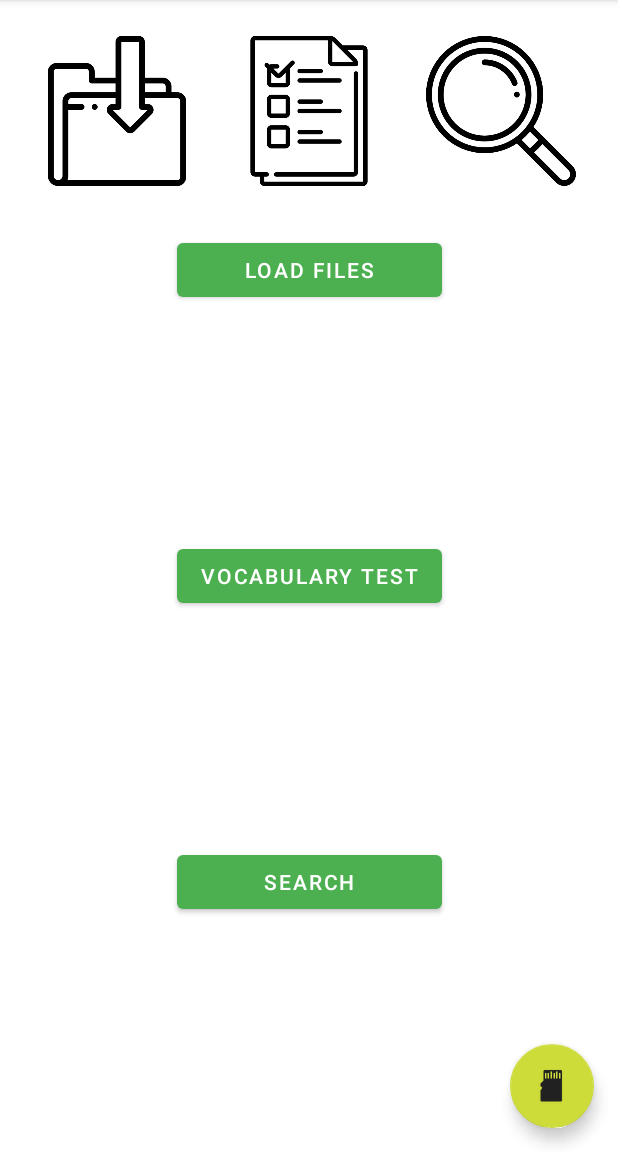
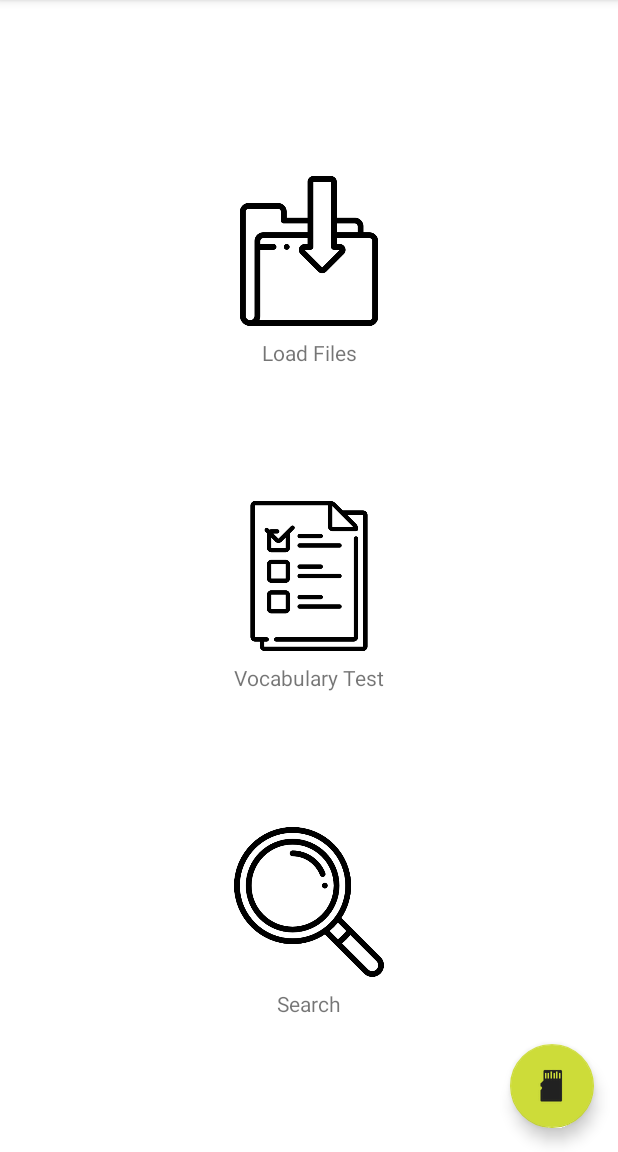
Before and after one commit to fdgc7/MGV, an Android app: the screen it shows after launch (MainActivity), on a phone screen of 412 x 824 dp, the part 84-1236 px from its top. Run offline under Robolectric (Android 15) with nearby library versions, the light colour scheme and no system bars; our stand-ins replace navigation-ui.

Commit message:
Icons in default fragment and released v2.6.1

```diff
--- a/app/build.gradle
+++ b/app/build.gradle
@@ -10,8 +10,8 @@ android {
         applicationId "com.fdanielgarcia.mygermanvocabulary"
         minSdk 28
         targetSdk 30
-        versionCode 21
-        versionName "2.6.0"
+        versionCode 22
+        versionName "2.6.1"
 
         testInstrumentationRunner "androidx.test.runner.AndroidJUnitRunner"
     }
--- a/app/src/main/res/layout/fragment_default.xml
+++ b/app/src/main/res/layout/fragment_default.xml
@@ -6,10 +6,23 @@
     android:layout_height="match_parent"
     tools:context="com.fdanielgarcia.mygermanvocabulary.presentation.DefaultFragment">
 
-    <Button
+    <ImageView
+        android:id="@+id/button_load_files"
+        android:layout_width="100dp"
+        android:layout_height="100dp"
+        android:src="@drawable/ic_load_file_bw"
+        android:text="@string/load_files"
+        app:layout_constraintBottom_toTopOf="@+id/button_test_vocabulary"
+        app:layout_constraintEnd_toEndOf="@+id/button_test_vocabulary"
+        app:layout_constraintHorizontal_bias="0.5"
+        app:layout_constraintStart_toStartOf="@+id/button_test_vocabulary"
+        app:layout_constraintTop_toTopOf="parent" />
+
+    <ImageView
         android:id="@+id/button_test_vocabulary"
-        android:layout_width="wrap_content"
-        android:layout_height="wrap_content"
+        android:layout_width="100dp"
+        android:layout_height="100dp"
+        android:src="@drawable/ic_test_bw"
         android:text="@string/test_vocabulary"
         app:layout_constraintBottom_toTopOf="@+id/button_search"
         app:layout_constraintEnd_toEndOf="parent"
@@ -18,21 +31,11 @@
         app:layout_constraintTop_toBottomOf="@+id/button_load_files"
         app:layout_constraintVertical_bias="0.5" />
 
-    <Button
-        android:id="@+id/button_load_files"
-        android:layout_width="0dp"
-        android:layout_height="wrap_content"
-        android:text="@string/load_files"
-        app:layout_constraintBottom_toTopOf="@+id/button_test_vocabulary"
-        app:layout_constraintEnd_toEndOf="@+id/button_test_vocabulary"
-        app:layout_constraintHorizontal_bias="0.5"
-        app:layout_constraintStart_toStartOf="@+id/button_test_vocabulary"
-        app:layout_constraintTop_toTopOf="parent" />
-
-    <Button
+    <ImageView
         android:id="@+id/button_search"
-        android:layout_width="0dp"
-        android:layout_height="wrap_content"
+        android:layout_width="100dp"
+        android:layout_height="100dp"
+        android:src="@drawable/ic_search_bw"
         android:text="@string/search"
         app:layout_constraintBottom_toBottomOf="parent"
         app:layout_constraintEnd_toEndOf="@+id/button_test_vocabulary"
@@ -40,35 +43,34 @@
         app:layout_constraintStart_toStartOf="@+id/button_test_vocabulary"
         app:layout_constraintTop_toBottomOf="@+id/button_test_vocabulary" />
 
-    <ImageView
-        android:id="@+id/imageView"
-        android:layout_width="100dp"
-        android:layout_height="100dp"
-        android:layout_marginTop="24dp"
-        android:src="@drawable/ic_load_file_bw"
-        app:layout_constraintEnd_toStartOf="@+id/imageView3"
-        app:layout_constraintHorizontal_bias="0.5"
-        app:layout_constraintStart_toStartOf="parent"
-        app:layout_constraintTop_toTopOf="parent" />
+    <TextView
+        android:id="@+id/textView_load_files"
+        android:layout_width="wrap_content"
+        android:layout_height="wrap_content"
+        android:layout_marginTop="8dp"
+        android:text="@string/load_files"
+        app:layout_constraintEnd_toEndOf="@+id/button_load_files"
+        app:layout_constraintStart_toStartOf="@+id/button_load_files"
+        app:layout_constraintTop_toBottomOf="@+id/button_load_files" />
 
-    <ImageView
-        android:id="@+id/imageView3"
-        android:layout_width="100dp"
-        android:layout_height="100dp"
-        android:src="@drawable/ic_test_bw"
-        app:layout_constraintEnd_toStartOf="@+id/imageView4"
-        app:layout_constraintHorizontal_bias="0.5"
-        app:layout_constraintStart_toEndOf="@+id/imageView"
-        app:layout_constraintTop_toTopOf="@+id/imageView" />
+    <TextView
+        android:id="@+id/textView_test_vocabulary"
+        android:layout_width="wrap_content"
+        android:layout_height="wrap_content"
+        android:layout_marginTop="8dp"
+        android:text="@string/test_vocabulary"
+        app:layout_constraintEnd_toEndOf="@+id/button_test_vocabulary"
+        app:layout_constraintStart_toStartOf="@+id/button_test_vocabulary"
+        app:layout_constraintTop_toBottomOf="@+id/button_test_vocabulary" />
 
-    <ImageView
-        android:id="@+id/imageView4"
-        android:layout_width="100dp"
-        android:layout_height="100dp"
-        android:src="@drawable/ic_search_bw"
-        app:layout_constraintEnd_toEndOf="parent"
-        app:layout_constraintHorizontal_bias="0.5"
-        app:layout_constraintStart_toEndOf="@+id/imageView3"
-        app:layout_constraintTop_toTopOf="@+id/imageView3" />
+    <TextView
+        android:id="@+id/textView_search"
+        android:layout_width="wrap_content"
+        android:layout_height="wrap_content"
+        android:layout_marginTop="8dp"
+        android:text="@string/search"
+        app:layout_constraintEnd_toEndOf="@+id/button_search"
+        app:layout_constraintStart_toStartOf="@+id/button_search"
+        app:layout_constraintTop_toBottomOf="@+id/button_search" />
 
 </androidx.constraintlayout.widget.ConstraintLayout>
```
